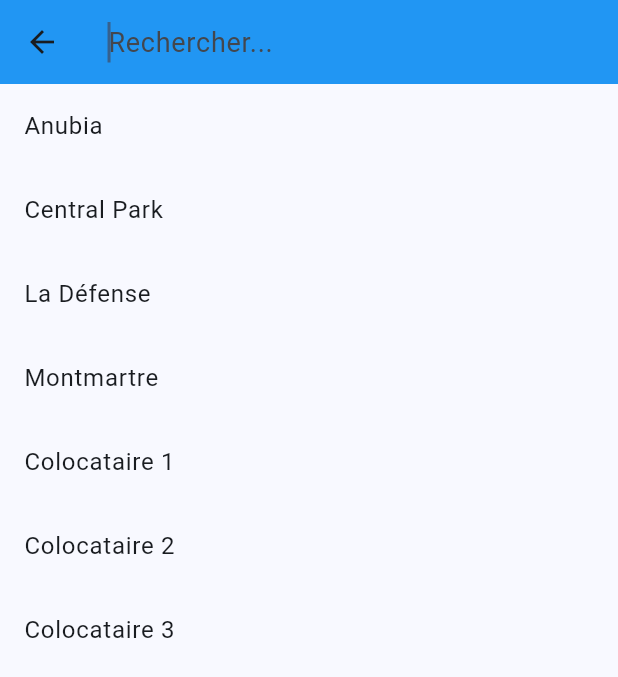
After one commit to faroukq1/room-and-roomie, a Flutter app: the SearchScreen screen opened directly, on a phone screen of 412 x 824 dp. The commit adds this screen. Shown: the top 677 px of the screen. Run offline on Flutter 3.47's test engine with Material 3 defaults, Android fonts, the phone set to English and light mode, and no system bars; our stand-ins replace flutter_secure_storage, image_picker; accounts and stored records are empty; network calls fail.

Commit message:
restore public

```diff
--- /dev/null
+++ b/public/lib/screens/searchscree.dart
@@ -0,0 +1,79 @@
+import 'package:flutter/material.dart';
+
+class SearchScreen extends StatefulWidget {
+  const SearchScreen({super.key});
+
+  @override
+  State<SearchScreen> createState() => _SearchScreenState();
+}
+
+class _SearchScreenState extends State<SearchScreen> {
+  final TextEditingController _searchController = TextEditingController();
+  List<String> _allItems = [
+    'Anubia',
+    'Central Park',
+    'La Défense',
+    'Montmartre',
+    'Colocataire 1',
+    'Colocataire 2',
+    'Colocataire 3',
+  ]; // Example data, replace with your data source
+
+  List<String> _filteredItems = [];
+
+  @override
+  void initState() {
+    super.initState();
+    _filteredItems = _allItems; // Show all initially
+    _searchController.addListener(_onSearchChanged);
+  }
+
+  void _onSearchChanged() {
+    final query = _searchController.text.toLowerCase();
+    setState(() {
+      _filteredItems = _allItems
+          .where((item) => item.toLowerCase().contains(query))
+          .toList();
+    });
+  }
+
+  @override
+  void dispose() {
+    _searchController.removeListener(_onSearchChanged);
+    _searchController.dispose();
+    super.dispose();
+  }
+
+  @override
+  Widget build(BuildContext context) {
+    return Scaffold(
+      appBar: AppBar(
+        title: TextField(
+          controller: _searchController,
+          autofocus: true,
+          decoration: const InputDecoration(
+            hintText: 'Rechercher...',
+            border: InputBorder.none,
+          ),
+          style: const TextStyle(color: Colors.white, fontSize: 18),
+        ),
+        backgroundColor: Colors.blue,
+      ),
+      body: _filteredItems.isEmpty
+          ? const Center(child: Text('Aucun résultat trouvé'))
+          : ListView.builder(
+        itemCount: _filteredItems.length,
+        itemBuilder: (context, index) {
+          final item = _filteredItems[index];
+          return ListTile(
+            title: Text(item),
+            onTap: () {
+              // Example action on tap, maybe return the selected item
+              Navigator.pop(context, item);
+            },
+          );
+        },
+      ),
+    );
+  }
+}
```
Also changed, not shown: public/lib/screens/home_screen2.dart (added, +273 -0 lines), public/lib/screens/welcome_screen.dart (+2 -8 lines), public/lib/screens/logo.jpg (added).
